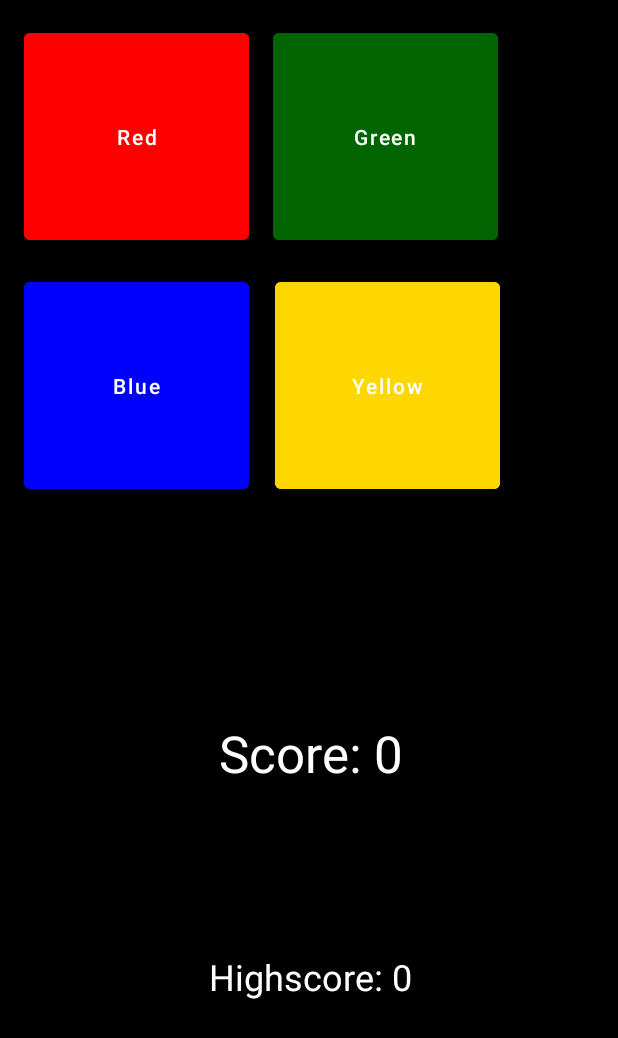
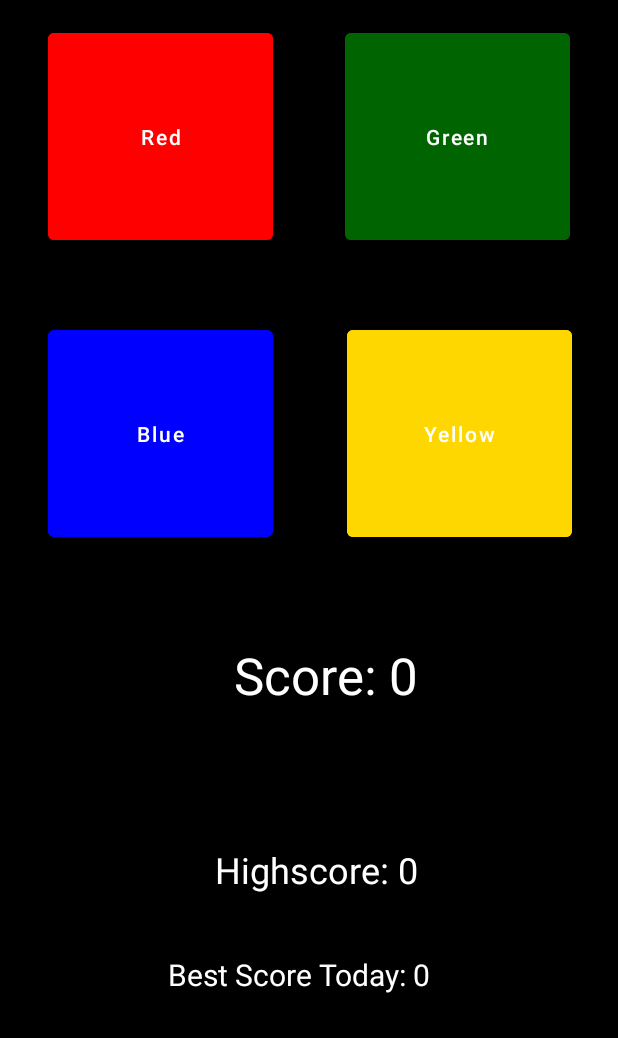
Before and after one commit to A22Marti/SimonSays, an Android app: the MainActivity screen opened directly, with no data from a screen before it, on a phone screen of 412 x 824 dp. Shown: the top 1038 px of the screen. Run offline under Robolectric (Android 15) with nearby library versions, the phone set to English and light mode, and no system bars.

Commit message:
use day changes

```diff
--- a/SimonSays/app/src/main/java/com/example/simondice/DatabaseHandler.kt
+++ b/SimonSays/app/src/main/java/com/example/simondice/DatabaseHandler.kt
@@ -1,24 +1,26 @@
 package com.example.simondice
-
 import android.content.ContentValues
 import android.content.Context
 import android.database.Cursor
 import android.database.sqlite.SQLiteDatabase
 import android.database.sqlite.SQLiteOpenHelper
+import java.text.SimpleDateFormat
+import java.util.*
 
 class DatabaseHandler(context: Context) :
     SQLiteOpenHelper(context, DATABASE_NAME, null, DATABASE_VERSION) {
 
     companion object {
         private const val DATABASE_VERSION = 1
-        private const val DATABASE_NAME = "HighscoreDB"
+        private const val DATABASE_NAME = "videoDatabase"
         private const val TABLE_HIGHSCORE = "highscore"
         private const val KEY_ID = "id"
         private const val KEY_SCORE = "score"
+        private const val KEY_DATE = "date"
     }
 
     override fun onCreate(db: SQLiteDatabase?) {
-        val createTableQuery = ("CREATE TABLE $TABLE_HIGHSCORE($KEY_ID INTEGER PRIMARY KEY, $KEY_SCORE INTEGER)")
+        val createTableQuery = ("CREATE TABLE $TABLE_HIGHSCORE($KEY_ID INTEGER PRIMARY KEY, $KEY_SCORE INTEGER, $KEY_DATE TEXT)")
         db?.execSQL(createTableQuery)
     }
 
@@ -27,10 +29,11 @@ class DatabaseHandler(context: Context) :
         onCreate(db)
     }
 
-    fun addHighscore(score: Int) {
+    fun addHighscore(score: Int, date: String) {
         val db = this.writableDatabase
         val values = ContentValues()
         values.put(KEY_SCORE, score)
+        values.put(KEY_DATE, date)
         db.insert(TABLE_HIGHSCORE, null, values)
         db.close()
     }
@@ -49,10 +52,23 @@ class DatabaseHandler(context: Context) :
         return highscore
     }
 
+    fun getHighscoreOfToday(): Int {
+        val db = this.readableDatabase
+        val currentDate = SimpleDateFormat("yyyy-MM-dd", Locale.getDefault()).format(Date())
+        var highscore = 0
+        val query = "SELECT MAX($KEY_SCORE) FROM $TABLE_HIGHSCORE WHERE $KEY_DATE = ?"
+        val cursor = db.rawQuery(query, arrayOf(currentDate))
+        if (cursor.moveToFirst()) {
+            highscore = cursor.getInt(0)
+        }
+        cursor.close()
+        db.close()
+        return highscore
+    }
+
     init {
-        // Agregar un highscore inicial si la tabla está vacía
         if (getHighscore() == 0) {
-            addHighscore(0)
+            addHighscore(0, "")
         }
     }
 }
--- a/SimonSays/app/src/main/java/com/example/simondice/MainActivity.kt
+++ b/SimonSays/app/src/main/java/com/example/simondice/MainActivity.kt
@@ -7,6 +7,8 @@ import android.view.View
 import android.widget.Button
 import android.widget.TextView
 import androidx.appcompat.app.AppCompatActivity
+import java.text.SimpleDateFormat
+import java.util.*
 
 class MainActivity : AppCompatActivity() {
 
@@ -25,6 +27,7 @@ class MainActivity : AppCompatActivity() {
 
     private lateinit var textScore: TextView
     private lateinit var textHighScore: TextView
+    private lateinit var textHighScoreToday: TextView
     private lateinit var databaseHandler: DatabaseHandler
 
     private var defeatHandler: Handler? = null
@@ -37,6 +40,7 @@ class MainActivity : AppCompatActivity() {
 
         textScore = findViewById(R.id.textScore)
         textHighScore = findViewById(R.id.textHighScore)
+        textHighScoreToday = findViewById(R.id.textHighScoreToday)
         databaseHandler = DatabaseHandler(this)
 
         val buttons = arrayOf(
@@ -52,11 +56,12 @@ class MainActivity : AppCompatActivity() {
             }
         }
 
-        databaseHandler.addHighscore(0)
+        databaseHandler.addHighscore(0, "")
         val highscore = databaseHandler.getHighscore()
+        textHighScore.text = "Highscore: $highscore"
 
-        // Actualizar el texto del TextView con el highscore obtenido
-        textHighScore.text = "Highscore: $highscore"
+        val highscoreToday = databaseHandler.getHighscoreOfToday()
+        textHighScoreToday.text = "Best Score Today: $highscoreToday"
 
         startSimonSays()
     }
@@ -84,8 +89,12 @@ class MainActivity : AppCompatActivity() {
         hideButtons()
         val highscore = databaseHandler.getHighscore()
         if (score > highscore) {
-            databaseHandler.addHighscore(score)
+            val currentDate = SimpleDateFormat("yyyy-MM-dd", Locale.getDefault()).format(Date())
+            databaseHandler.addHighscore(score, currentDate)
             textHighScore.text = "Highscore: $score"
+        } else {
+            val currentHighscore = databaseHandler.getHighscore()
+            textHighScore.text = "Highscore: $currentHighscore"
         }
         defeatHandler = Handler()
         defeatHandler?.postDelayed({
@@ -93,8 +102,6 @@ class MainActivity : AppCompatActivity() {
             restartGame()
             score = 0
             textScore.text = "Score: $score"
-
-
         }, mediaPlayer.duration.toLong() + 1000)
     }
 
@@ -141,7 +148,7 @@ class MainActivity : AppCompatActivity() {
     private fun restartGame() {
         simonSequence.clear()
         userSequenceIndex = 0
-        textHighScore.text = "Highscore: " + databaseHandler.getHighscore().toString();
+        textHighScore.text = "Highscore: " + databaseHandler.getHighscore().toString()
         addRandomButtonToSimonSequence()
         playSimonSequence()
     }
--- a/SimonSays/app/src/main/res/layout/activity_main.xml
+++ b/SimonSays/app/src/main/res/layout/activity_main.xml
@@ -8,52 +8,54 @@
     tools:context=".MainActivity">
 
     <Button
-        android:id="@+id/buttonRed"
+        android:id="@+id/buttonYellow"
         android:layout_width="150dp"
         android:layout_height="150dp"
-        android:layout_marginEnd="8dp"
-        android:layout_marginBottom="8dp"
-        android:text="Red"
-        android:textAllCaps="false"
-        android:backgroundTint="@color/red"
-        android:onClick="onClickButton"/>
+        android:layout_below="@+id/buttonGreen"
+        android:layout_alignEnd="@+id/buttonGreen"
+        android:layout_marginStart="8dp"
+        android:layout_marginTop="40dp"
+        android:layout_marginEnd="-1dp"
+        android:backgroundTint="@color/dark_yellow"
+        android:onClick="onClickButton"
+        android:text="Yellow"
+        android:textAllCaps="false" />
 
     <Button
         android:id="@+id/buttonGreen"
         android:layout_width="150dp"
         android:layout_height="150dp"
-        android:layout_marginStart="8dp"
+        android:layout_marginStart="40dp"
         android:layout_marginBottom="8dp"
         android:layout_toEndOf="@id/buttonRed"
+        android:backgroundTint="@color/dark_green"
+        android:onClick="onClickButton"
         android:text="Green"
-        android:textAllCaps="false"
-        android:backgroundTint="@color/dark_green"
-        android:onClick="onClickButton"/>
+        android:textAllCaps="false" />
 
     <Button
         android:id="@+id/buttonBlue"
         android:layout_width="150dp"
         android:layout_height="150dp"
         android:layout_below="@id/buttonRed"
-        android:layout_marginTop="8dp"
+        android:layout_marginStart="16dp"
+        android:layout_marginTop="40dp"
         android:layout_marginEnd="8dp"
+        android:backgroundTint="@color/blue"
+        android:onClick="onClickButton"
         android:text="Blue"
-        android:textAllCaps="false"
-        android:backgroundTint="@color/blue"
-        android:onClick="onClickButton"/>
+        android:textAllCaps="false" />
 
     <Button
-        android:id="@+id/buttonYellow"
+        android:id="@+id/buttonRed"
         android:layout_width="150dp"
         android:layout_height="150dp"
-        android:layout_below="@+id/buttonGreen"
-        android:layout_alignEnd="@+id/buttonGreen"
-        android:layout_marginStart="8dp"
-        android:layout_marginTop="8dp"
-        android:layout_marginEnd="-1dp"
-        android:backgroundTint="@color/dark_yellow"
+        android:layout_marginStart="16dp"
+        android:layout_marginEnd="8dp"
+        android:layout_marginBottom="8dp"
+        android:backgroundTint="@color/red"
         android:onClick="onClickButton"
-        android:text="Yellow"
+        android:text="Red"
         android:textAllCaps="false" />
 
     <TextView
@@ -62,26 +64,36 @@
         android:layout_height="114dp"
         android:layout_alignParentTop="true"
         android:layout_alignParentEnd="true"
-        android:layout_marginTop="463dp"
-        android:layout_marginEnd="68dp"
+        android:layout_marginTop="411dp"
+        android:layout_marginEnd="58dp"
         android:text="Score: 0"
         android:textColor="@android:color/white"
         android:textSize="34sp" />
 
     <TextView
         android:id="@+id/textHighScore"
-        android:layout_width="181dp"
-        android:layout_height="71dp"
-        android:layout_below="@id/textScore"
+        android:layout_width="223dp"
+        android:layout_height="61dp"
+        android:layout_below="@+id/textScore"
         android:layout_alignParentStart="true"
-        android:layout_alignParentEnd="true"
-        android:layout_alignParentBottom="true"
-        android:layout_marginStart="123dp"
-        android:layout_marginTop="41dp"
-        android:layout_marginEnd="91dp"
-        android:layout_marginBottom="26dp"
+        android:layout_marginStart="127dp"
+        android:layout_marginTop="22dp"
         android:text="Highscore: 0"
         android:textColor="@android:color/white"
         android:textSize="24sp" />
 
+    <TextView
+        android:id="@+id/textHighScoreToday"
+        android:layout_width="381dp"
+        android:layout_height="89dp"
+        android:layout_below="@+id/textHighScore"
+        android:layout_alignParentStart="true"
+        android:layout_alignParentBottom="true"
+        android:layout_marginStart="96dp"
+        android:layout_marginTop="11dp"
+        android:layout_marginBottom="16dp"
+        android:text="Best Score Today: 0"
+        android:textColor="@android:color/white"
+        android:textSize="20sp" />
+
 </RelativeLayout>
```
